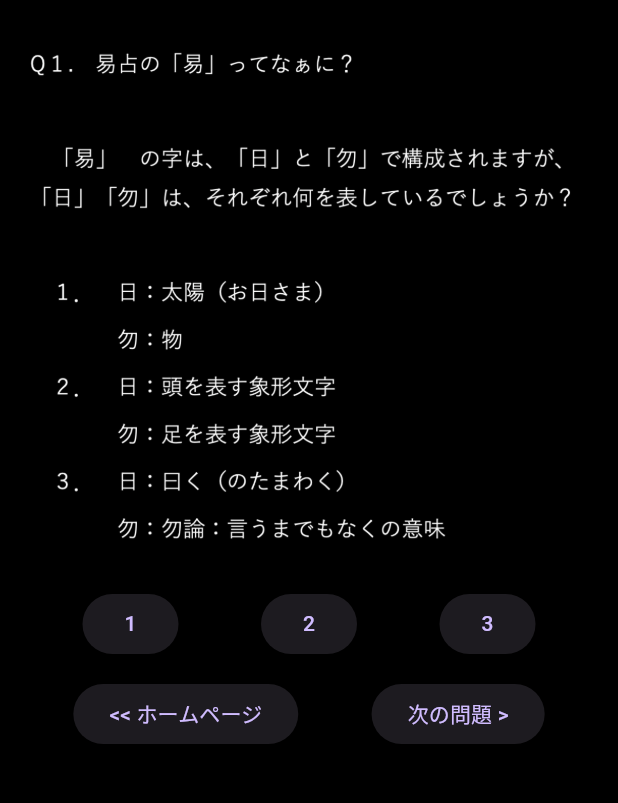
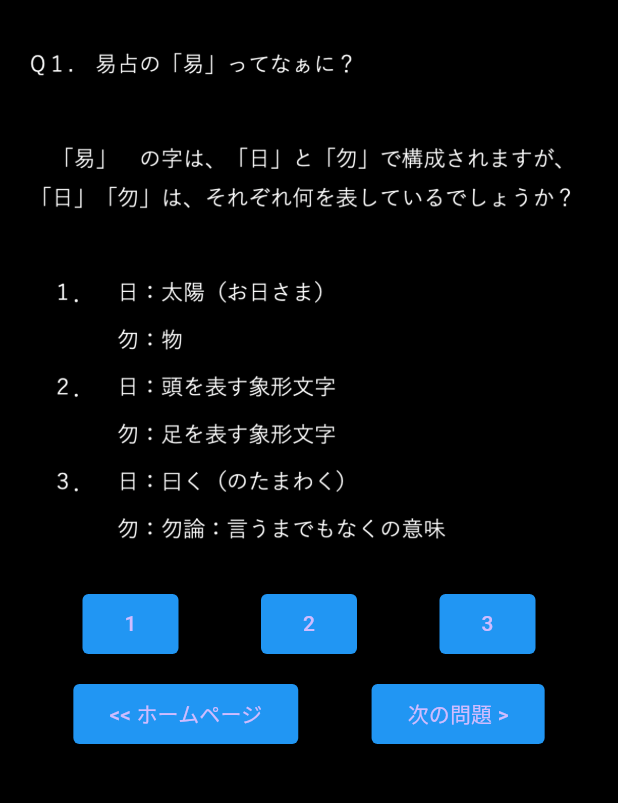
Before and after one commit to oka-teruhiro/sanchu6a, a Flutter app: the screen it shows after launch, after a tap on "易占クイズに挑戦する", on a phone screen of 412 x 824 dp, the part 84-887 px from its top. Run offline on Flutter 3.47's test engine with Material 3 defaults, Android fonts, the phone set to English and light mode, and no system bars; our stand-ins replace go_router, shared_preferences.

Commit message:
6.1.37: 易占クイズほぼ実装

```diff
--- a/lib/main.dart
+++ b/lib/main.dart
@@ -33,7 +33,7 @@ class MyApp extends StatelessWidget {
       title: '天運三柱推命',
       theme: ThemeData.dark(),
       home: const MyHomePage(
-        apptitle:'天運三柱推命ver.6.1.36', // Todo: 修正したらバージョンをあげる
+        apptitle:'天運三柱推命ver.6.1.37', // Todo: 修正したらバージョンをあげる
         seinenInt: 2000, // 6.1.2
         seigatuInt: 1, // 6.1.2
         seinitiInt: 1, // 6.1.2
--- a/lib/quiz/quiz_page_001.dart
+++ b/lib/quiz/quiz_page_001.dart
@@ -1,15 +1,15 @@
 import 'package:flutter/material.dart';
 import '../input_page.dart';
-//import '../main.dart';
-////import '../quiz/quiz_page_002.dart';
+import '../quiz/quiz_page_002.dart';
 import '../quiz/answer_page_001.dart';
 
 // ignore: must_be_immutable
 class QuizPage001 extends StatelessWidget {
-  final String apptitle;
+  final String apptitle; // 6.1.36
+
   QuizPage001({
     super.key,
-    required this.apptitle,
+    required this.apptitle, // 6.1.36
   });
 
   bool quizLast = false;
@@ -27,10 +27,7 @@ class QuizPage001 extends StatelessWidget {
             color: Colors.black,
             child: Column(children: [
               ListTile(
-                title: Image.asset('assets/images/quiz/Q001/Q001.png'),
-                //title: Image.network(
-                //'https://okatoku331.net/wp-content/uploads/2023/01/Q001-1024x1018.png',
-                //),
+                title: Image.asset('assets/images/quiz/Q001/Q001.png'), // 6.1.37
               ),
               SizedBox(
                 height: 60,
@@ -39,6 +36,12 @@ class QuizPage001 extends StatelessWidget {
                   crossAxisAlignment: CrossAxisAlignment.center,
                   children: [
                     ElevatedButton(
+                        style: ElevatedButton.styleFrom(
+                          backgroundColor: Colors.blue,
+                          shape: RoundedRectangleBorder(
+                            borderRadius: BorderRadius.circular(4.0),
+                          ),
+                        ),
                         onPressed: () {
                           if (seikai == 1) {
                             kotae = 'o';
@@ -49,6 +52,12 @@ class QuizPage001 extends StatelessWidget {
                         },
                         child: const Text('1')),
                     ElevatedButton(
+                        style: ElevatedButton.styleFrom(
+                          backgroundColor: Colors.blue,
+                          shape: RoundedRectangleBorder(
+                            borderRadius: BorderRadius.circular(4.0),
+                          ),
+                        ),
                         onPressed: () {
                           if (seikai == 2) {
                             kotae = 'o';
@@ -59,6 +68,12 @@ class QuizPage001 extends StatelessWidget {
                         },
                         child: const Text('2')),
                     ElevatedButton(
+                        style: ElevatedButton.styleFrom(
+                          backgroundColor: Colors.blue,
+                          shape: RoundedRectangleBorder(
+                            borderRadius: BorderRadius.circular(4.0),
+                          ),
+                        ),
                         onPressed: () {
                           if (seikai == 3) {
                             kotae = 'o';
@@ -81,35 +96,48 @@ class QuizPage001 extends StatelessWidget {
                           crossAxisAlignment: CrossAxisAlignment.center,
                           children: [
                             ElevatedButton(
+                              style: ElevatedButton.styleFrom(
+                                backgroundColor: Colors.blue,
+                                shape: RoundedRectangleBorder(
+                                  borderRadius: BorderRadius.circular(4.0),
+                                ),
+                              ),
                               child: const Text('<< ホームページ'),
                               onPressed: () {
                                 Navigator.push(
                                     context,
                                     MaterialPageRoute(
                                       builder: (context) => InputPage(
-                                          apptitle: apptitle,
+                                        apptitle: apptitle,
                                       ),
                                     ));
                               },
                             ),
                             ElevatedButton(
-                              child: const Text('次の問題 >'),
+                              style: ElevatedButton.styleFrom(
+                                backgroundColor: Colors.blue,
+                                shape: RoundedRectangleBorder(
+                                  borderRadius: BorderRadius.circular(4.0),
+                                ),
+                              ),
                               onPressed: () {
                                 if (quizLast == true) {
                                   //_showQuizLast(context);
                                 } else {
                                   //quizNoMoji = (quizNo + 2).toString();
-                                  /*Navigator.push(
+                                  Navigator.push(
                                     context,
                                     MaterialPageRoute(
-                                      //builder: (context) => QuizPage002(
+                                      builder: (context) => QuizPage002(
+                                        apptitle: apptitle,
                                           //quizNoMoji: quizNoMoji,
                                           //bestQuizNoMoji: bestQuizNoMoji,
-                                       //   ),
+                                          ),
                                     ),
-                                  );*/
+                                  );
                                 }
                               },
+                              child: const Text('次の問題 >'),
                             ),
                           ])))
             ])));
@@ -147,15 +175,16 @@ class QuizPage001 extends StatelessWidget {
                         ),
                         onPressed: () {
                           if (kotae == 'o') {
-                            /*Navigator.push(
+                            Navigator.push(
                               context,
                               MaterialPageRoute(
-                                builder: (context) => const AnswerPage001(
+                                builder: (context) => AnswerPage001(
+                                  apptitle: apptitle,
                                     //quizNoMoji: quizNoMoji,
                                     //bestQuizNoMoji: bestQuizNoMoji,
                                     ),
                               ),
-                            );*/
+                            );
                           } else {
                             Navigator.of(context).pop();
                           }
@@ -174,10 +203,12 @@ class QuizPage001 extends StatelessWidget {
                             Navigator.push(
                               context,
                               MaterialPageRoute(
-                                builder: (context) => const AnswerPage001(
-                                    //quizNoMoji: quizNoMoji,
-                                    //bestQuizNoMoji: bestQuizNoMoji,
-                                    ),
+                                builder: (context) => AnswerPage001(
+                                  apptitle: apptitle,
+
+                                  //quizNoMoji: quizNoMoji,
+                                  //bestQuizNoMoji: bestQuizNoMoji,
+                                ),
                               ),
                             );
                           } else {
```
Also changed, not shown: lib/quiz/answer_page_001.dart (+23 -5 lines).
